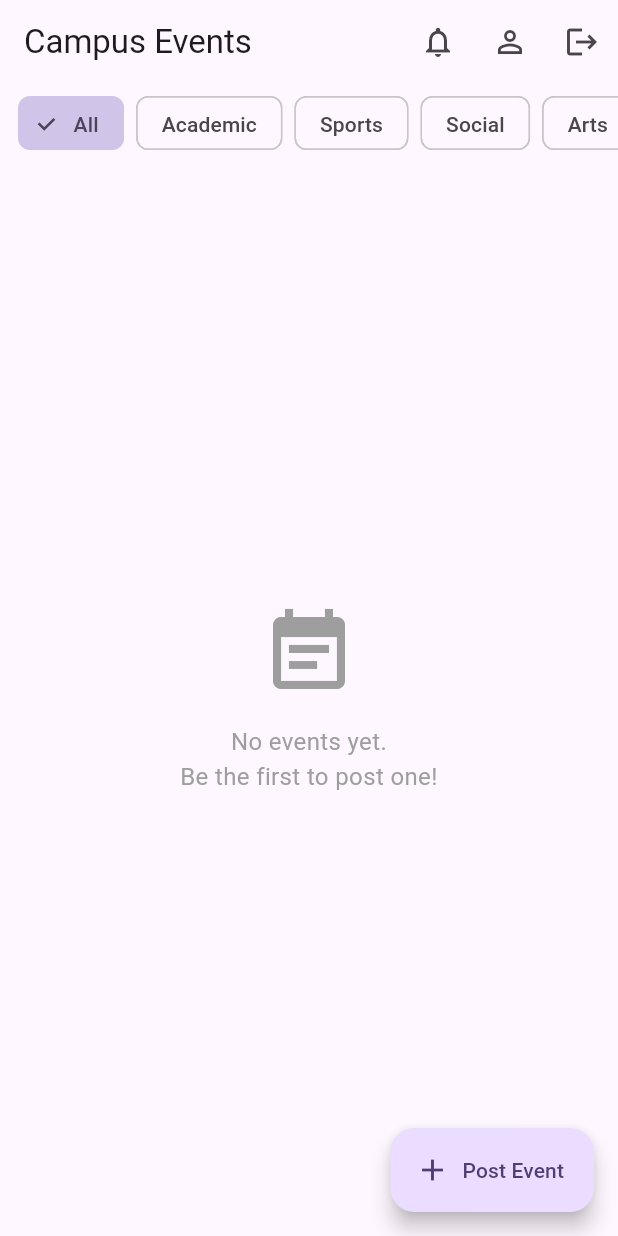
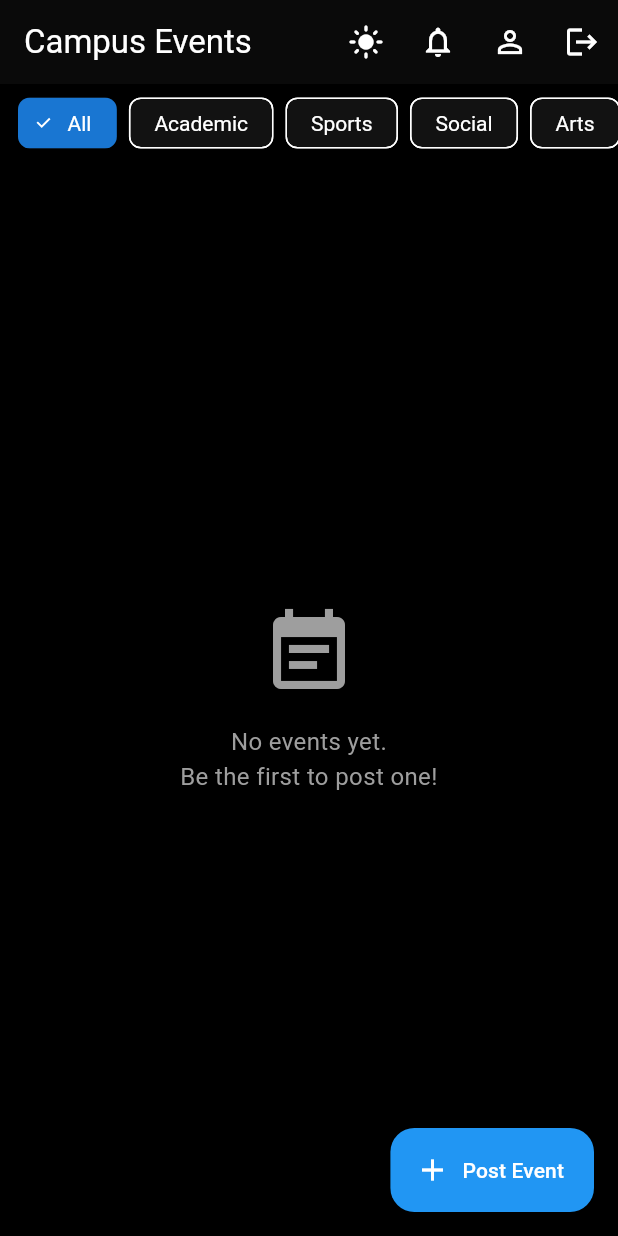
Before and after one commit to rahuulka/campus-event-board, a Flutter app: the screen it shows once a user with an empty profile is signed in, on a phone screen of 412 x 824 dp. Run offline on Flutter 3.47's test engine with Material 3 defaults, Android fonts, the light colour scheme and no system bars; our stand-ins replace cloud_firestore, firebase_auth, firebase_core, firebase_messaging, firebase_storage, image_picker; accounts and stored records are empty.

Commit message:
feat: add darkmode toggle

```diff
--- a/lib/main.dart
+++ b/lib/main.dart
@@ -4,6 +4,7 @@ import 'package:provider/provider.dart';
 import 'firebase_options.dart';
 import 'services/auth_service.dart';
 import 'services/notification_service.dart';
+import 'providers/theme_provider.dart';
 import 'screens/auth/login_screen.dart';
 import 'screens/home/home_screen.dart';
 
@@ -19,16 +20,23 @@ class MyApp extends StatelessWidget {
 
   @override
   Widget build(BuildContext context) {
-    return ChangeNotifierProvider(
-      create: (_) => AuthService(),
-      child: MaterialApp(
-        title: 'Campus Event Board',
-        debugShowCheckedModeBanner: false,
-        theme: ThemeData(
-          colorScheme: ColorScheme.fromSeed(seedColor: Colors.deepPurple),
-          useMaterial3: true,
-        ),
-        home: const AuthWrapper(),
+    return MultiProvider(
+      providers: [
+        ChangeNotifierProvider(create: (_) => AuthService()),
+        ChangeNotifierProvider(create: (_) => ThemeProvider()),
+      ],
+      child: Consumer<ThemeProvider>(
+        builder: (context, themeProvider, _) {
+          return MaterialApp(
+            title: 'Campus Event Board',
+            debugShowCheckedModeBanner: false,
+            theme: ThemeProvider.lightTheme,
+            darkTheme: ThemeProvider.darkTheme,
+            themeMode:
+                themeProvider.isDark ? ThemeMode.dark : ThemeMode.light,
+            home: const AuthWrapper(),
+          );
+        },
       ),
     );
   }
--- /dev/null
+++ b/lib/providers/theme_provider.dart
@@ -0,0 +1,78 @@
+import 'package:flutter/material.dart';
+
+class ThemeProvider extends ChangeNotifier {
+  bool _isDark = true;
+
+  bool get isDark => _isDark;
+
+  void toggle() {
+    _isDark = !_isDark;
+    notifyListeners();
+  }
+
+  static ThemeData get darkTheme => ThemeData(
+        useMaterial3: true,
+        brightness: Brightness.dark,
+        colorScheme: const ColorScheme.dark(
+          primary: Colors.blue,
+          secondary: Colors.blue,
+          surface: Color(0xFF121212),
+          onPrimary: Colors.white,
+          onSecondary: Colors.white,
+          onSurface: Colors.white,
+        ),
+        scaffoldBackgroundColor: Colors.black,
+        appBarTheme: const AppBarTheme(
+          backgroundColor: Color(0xFF0A0A0A),
+          foregroundColor: Colors.white,
+          elevation: 0,
+        ),
+        floatingActionButtonTheme: const FloatingActionButtonThemeData(
+          backgroundColor: Colors.blue,
+          foregroundColor: Colors.white,
+        ),
+        chipTheme: ChipThemeData(
+          selectedColor: Colors.blue.shade700,
+          labelStyle: const TextStyle(color: Colors.white),
+        ),
+        elevatedButtonTheme: ElevatedButtonThemeData(
+          style: ElevatedButton.styleFrom(
+            backgroundColor: Colors.blue,
+            foregroundColor: Colors.white,
+          ),
+        ),
+      );
+
+  static ThemeData get lightTheme => ThemeData(
+        useMaterial3: true,
+        brightness: Brightness.light,
+        colorScheme: ColorScheme.light(
+          primary: Colors.blue,
+          secondary: Colors.blue,
+          surface: Colors.white,
+          onPrimary: Colors.white,
+          onSecondary: Colors.white,
+          onSurface: Colors.black,
+        ),
+        scaffoldBackgroundColor: Colors.white,
+        appBarTheme: const AppBarTheme(
+          backgroundColor: Colors.white,
+          foregroundColor: Colors.black,
+          elevation: 0,
+        ),
+        floatingActionButtonTheme: const FloatingActionButtonThemeData(
+          backgroundColor: Colors.blue,
+          foregroundColor: Colors.white,
+        ),
+        chipTheme: ChipThemeData(
+          selectedColor: Colors.blue.shade200,
+          labelStyle: const TextStyle(color: Colors.black),
+        ),
+        elevatedButtonTheme: ElevatedButtonThemeData(
+          style: ElevatedButton.styleFrom(
+            backgroundColor: Colors.blue,
+            foregroundColor: Colors.white,
+          ),
+        ),
+      );
+}
--- a/lib/screens/events/event_detail_screen.dart
+++ b/lib/screens/events/event_detail_screen.dart
@@ -56,7 +56,7 @@ class EventDetailScreen extends StatelessWidget {
                         onPressed: () => rsvped ? fs.cancelRsvp(event.id, uid) : fs.rsvpEvent(event.id, uid),
                         icon: Icon(rsvped ? Icons.check_circle : Icons.add_circle_outline),
                         label: Text(rsvped ? 'Cancel RSVP' : 'RSVP to this event'),
-                        style: ElevatedButton.styleFrom(minimumSize: const Size.fromHeight(50), backgroundColor: rsvped ? Colors.grey : Colors.deepPurple, foregroundColor: Colors.white),
+                        style: ElevatedButton.styleFrom(minimumSize: const Size.fromHeight(50), backgroundColor: rsvped ? Colors.grey : Colors.blue, foregroundColor: Colors.white),
                       );
                     },
                   ),
--- a/lib/screens/home/home_screen.dart
+++ b/lib/screens/home/home_screen.dart
@@ -3,6 +3,7 @@ import 'package:provider/provider.dart';
 import '../../services/auth_service.dart';
 import '../../services/firestore_service.dart';
 import '../../models/event_model.dart';
+import '../../providers/theme_provider.dart';
 import '../../widgets/event_card.dart';
 import '../events/create_event_screen.dart';
 import '../profile/profile_screen.dart';
@@ -31,10 +32,19 @@ class _HomeScreenState extends State<HomeScreen> {
   Widget build(BuildContext context) {
     final auth = Provider.of<AuthService>(context);
 
+    final themeProvider = Provider.of<ThemeProvider>(context);
+
     return Scaffold(
       appBar: AppBar(
         title: const Text('Campus Events'),
         actions: [
+          IconButton(
+            icon: Icon(
+              themeProvider.isDark ? Icons.light_mode : Icons.dark_mode,
+            ),
+            tooltip: themeProvider.isDark ? 'Switch to Light' : 'Switch to Dark',
+            onPressed: themeProvider.toggle,
+          ),
           IconButton(
             icon: const Icon(Icons.notifications_outlined),
             tooltip: 'Notification Settings',
@@ -88,7 +98,6 @@ class _HomeScreenState extends State<HomeScreen> {
                     selected: _selectedCategory == cat,
                     onSelected: (_) =>
                         setState(() => _selectedCategory = cat),
-                    selectedColor: Colors.deepPurple.shade100,
                   ),
                 );
               },
--- a/lib/screens/notifications/notification_settings_screen.dart
+++ b/lib/screens/notifications/notification_settings_screen.dart
@@ -62,7 +62,7 @@ class _NotificationSettingsScreenState
           Container(
             width: double.infinity,
             padding: const EdgeInsets.all(16),
-            color: Colors.deepPurple.shade50,
+            color: Colors.blue.shade900.withValues(alpha: 0.15),
             child: const Column(
               crossAxisAlignment: CrossAxisAlignment.start,
               children: [
@@ -71,7 +71,7 @@ class _NotificationSettingsScreenState
                   style: TextStyle(
                     fontSize: 18,
                     fontWeight: FontWeight.bold,
-                    color: Colors.deepPurple,
+                    color: Colors.blue,
                   ),
                 ),
                 SizedBox(height: 4),
@@ -107,10 +107,10 @@ class _NotificationSettingsScreenState
                   ),
                   secondary: Icon(
                     _getCategoryIcon(cat),
-                    color: isOn ? Colors.deepPurple : Colors.grey,
+                    color: isOn ? Colors.blue : Colors.grey,
                   ),
                   value: isOn,
-                  activeColor: Colors.deepPurple,
+                  activeColor: Colors.blue,
                   onChanged: (val) => _toggle(cat, val),
                 );
               },
--- a/lib/screens/profile/profile_screen.dart
+++ b/lib/screens/profile/profile_screen.dart
@@ -24,7 +24,7 @@ class ProfileScreen extends StatelessWidget {
             Center(
               child: CircleAvatar(
                 radius: 40,
-                backgroundColor: Colors.deepPurple,
+                backgroundColor: Colors.blue,
                 child: Text(
                   user.displayName != null && user.displayName!.isNotEmpty
                       ? user.displayName![0].toUpperCase()
```
